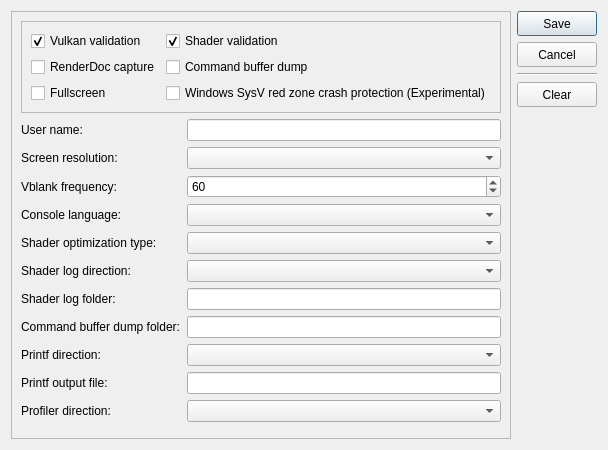
This is src/launcher/forms/configuration_edit_dialog.ui in ChronoRPG/KytyPS5AstroAMD as Qt 5 draws it before an edit. The edited form follows.
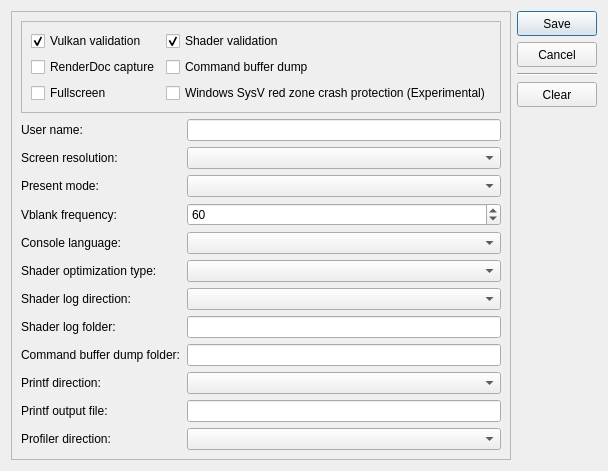
This is the edited form. Custom widgets are drawn as their Qt base class.

Commit message: add configurable Vulkan present modes

```diff
--- a/src/launcher/forms/configuration_edit_dialog.ui
+++ b/src/launcher/forms/configuration_edit_dialog.ui
@@ -133,13 +133,27 @@
        </widget>
       </item>
       <item row="3" column="0">
+       <widget class="QLabel" name="label_present_mode">
+        <property name="text">
+         <string>Present mode:</string>
+        </property>
+       </widget>
+      </item>
+      <item row="3" column="1">
+       <widget class="QComboBox" name="comboBox_present_mode">
+        <property name="toolTip">
+         <string>Vulkan swapchain presentation mode</string>
+        </property>
+       </widget>
+      </item>
+      <item row="4" column="0">
        <widget class="QLabel" name="label_vblank_frequency">
         <property name="text">
          <string>Vblank frequency:</string>
         </property>
        </widget>
       </item>
-      <item row="3" column="1">
+      <item row="4" column="1">
        <widget class="QSpinBox" name="spinBox_vblank_frequency">
         <property name="toolTip">
          <string>Virtual display refresh rate used for frame pacing</string>
@@ -155,56 +169,56 @@
         </property>
        </widget>
       </item>
-      <item row="4" column="0">
+      <item row="5" column="0">
        <widget class="QLabel" name="label_console_language">
         <property name="text">
          <string>Console language:</string>
         </property>
        </widget>
       </item>
-      <item row="4" column="1">
+      <item row="5" column="1">
        <widget class="QComboBox" name="comboBox_console_language">
         <property name="toolTip">
          <string>Language</string>
         </property>
        </widget>
       </item>
-      <item row="5" column="0">
+      <item row="6" column="0">
        <widget class="QLabel" name="label_20">
         <property name="text">
          <string>Shader optimization type:</string>
         </property>
        </widget>
       </item>
-      <item row="5" column="1">
+      <item row="6" column="1">
        <widget class="QComboBox" name="comboBox_shader_optimization_type">
         <property name="toolTip">
          <string>Optimize shaders for code size or performance</string>
         </property>
        </widget>
       </item>
-      <item row="6" column="0">
+      <item row="7" column="0">
        <widget class="QLabel" name="label_21">
         <property name="text">
          <string>Shader log direction:</string>
         </property>
        </widget>
       </item>
-      <item row="6" column="1">
+      <item row="7" column="1">
        <widget class="QComboBox" name="comboBox_shader_log_direction">
         <property name="toolTip">
          <string>Dump shaders to file or console window. If enabled may decrease emulator performance</string>
         </property>
        </widget>
       </item>
-      <item row="7" column="0">
+      <item row="8" column="0">
        <widget class="QLabel" name="label_22">
         <property name="text">
          <string>Shader log folder:</string>
         </property>
        </widget>
       </item>
-      <item row="7" column="1">
+      <item row="8" column="1">
        <widget class="MandatoryLineEdit" name="lineEdit_shader_log_folder">
         <property name="toolTip">
          <string>Specify directory to dump shaders</string>
@@ -214,14 +228,14 @@
         </property>
        </widget>
       </item>
-      <item row="8" column="0">
+      <item row="9" column="0">
        <widget class="QLabel" name="label_24">
         <property name="text">
          <string>Command buffer dump folder:</string>
         </property>
        </widget>
       </item>
-      <item row="8" column="1">
+      <item row="9" column="1">
        <widget class="MandatoryLineEdit" name="lineEdit_cmd_dump_folder">
         <property name="toolTip">
          <string>Specify directory to dump command buffers</string>
@@ -231,28 +245,28 @@
         </property>
        </widget>
       </item>
-      <item row="9" column="0">
+      <item row="10" column="0">
        <widget class="QLabel" name="label_25">
         <property name="text">
          <string>Printf direction:</string>
         </property>
        </widget>
       </item>
-      <item row="9" column="1">
+      <item row="10" column="1">
        <widget class="QComboBox" name="comboBox_printf_direction">
         <property name="toolTip">
          <string>Print logs to file or console window. If enabled may decrease emulator performance</string>
         </property>
        </widget>
       </item>
-      <item row="10" column="0">
+      <item row="11" column="0">
        <widget class="QLabel" name="label_26">
         <property name="text">
          <string>Printf output file:</string>
         </property>
        </widget>
       </item>
-      <item row="10" column="1">
+      <item row="11" column="1">
        <widget class="MandatoryLineEdit" name="lineEdit_printf_file">
         <property name="toolTip">
          <string>Specify file to dump logs</string>
@@ -262,14 +276,14 @@
         </property>
        </widget>
       </item>
-      <item row="11" column="0">
+      <item row="12" column="0">
        <widget class="QLabel" name="label_27">
         <property name="text">
          <string>Profiler direction:</string>
         </property>
        </widget>
       </item>
-      <item row="11" column="1">
+      <item row="12" column="1">
        <widget class="QComboBox" name="comboBox_profiler_direction">
         <property name="toolTip">
          <string>Enable or disable profiler. If enabled may decrease emulator performance</string>
```
The commit also changes 8 other files.
